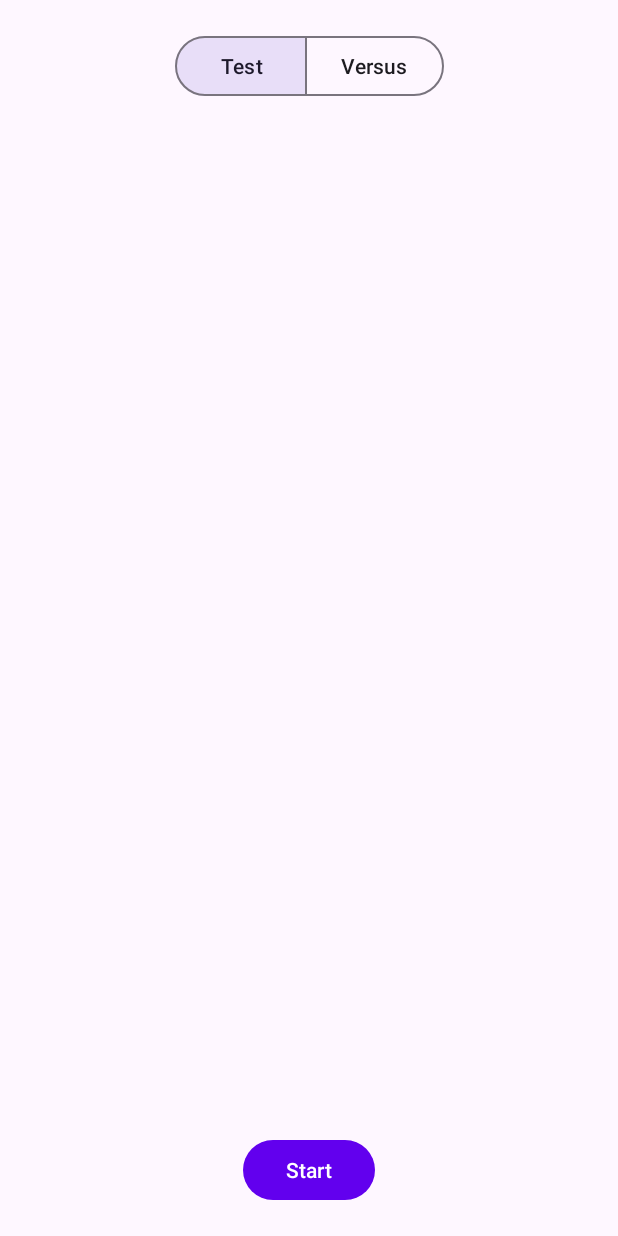
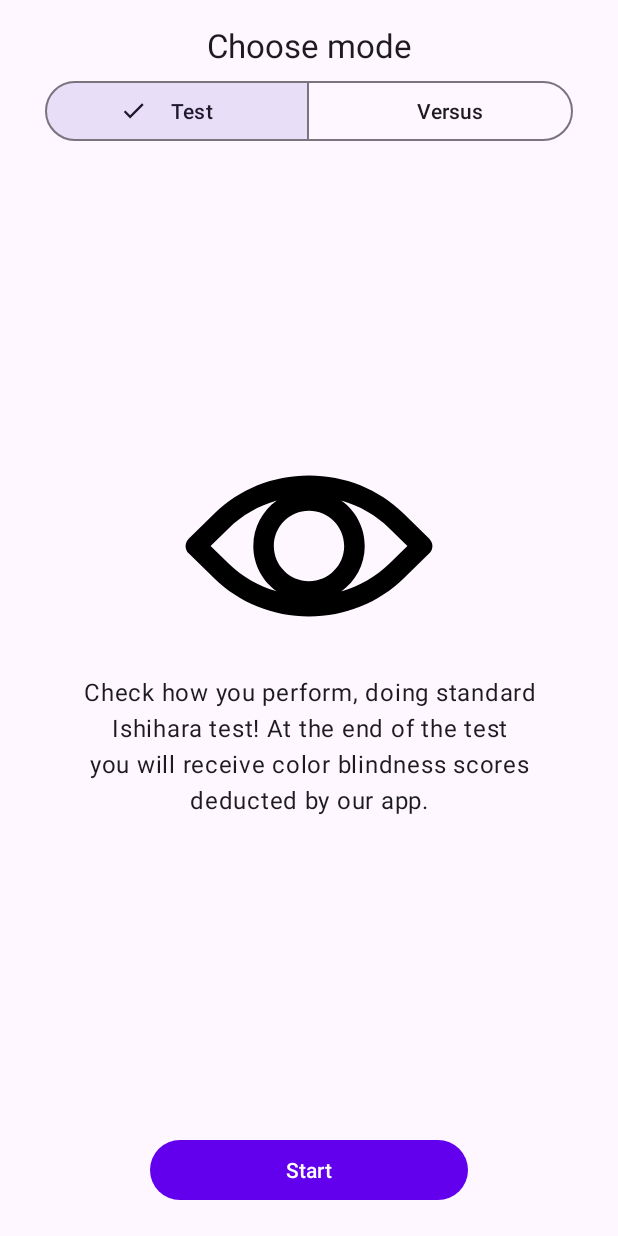
Before and after one commit to MagdalenaBator222/Ishihara_test, an Android app: the screen it shows after launch (MainActivity), on a phone screen of 412 x 824 dp. Run offline under Robolectric (Android 15) with nearby library versions, the phone set to English and light mode, and no system bars.

Commit message:
Full choose mode screen implementation

```diff
--- a/app/src/main/java/com/pl/agh/bator/ishihara_test/ChooseModeFragment.kt
+++ b/app/src/main/java/com/pl/agh/bator/ishihara_test/ChooseModeFragment.kt
@@ -33,7 +33,12 @@ class ChooseModeFragment : Fragment() {
 
     override fun onViewCreated(view: View, savedInstanceState: Bundle?) {
         super.onViewCreated(view, savedInstanceState)
-
+        binding.testOption.setOnClickListener {
+            changeDescription(false)
+        }
+        binding.versusOption.setOnClickListener {
+            changeDescription(true)
+        }
         binding.startGame.setOnClickListener {
             if(binding.selectMode.checkedButtonId == R.id.test_option) {
                 findNavController().navigate(R.id.action_chooseModeFragment_to_loopTestFragment)
@@ -47,4 +52,19 @@ class ChooseModeFragment : Fragment() {
         super.onDestroyView()
         _binding = null
     }
+
+    //TODO change to enums or smth or even ViewModel
+    //for now true = versus
+    fun changeDescription(state: Boolean) {
+        if(state)
+        {
+            _binding!!.descriptionImage.setImageResource(R.drawable.podium)
+            binding!!.descriptionText.setText(R.string.versus_description)
+        }
+        else
+        {
+            _binding!!.descriptionImage.setImageResource(R.drawable.eye)
+            _binding!!.descriptionText.setText(R.string.test_description)
+        }
+    }
 }
--- /dev/null
+++ b/app/src/main/res/drawable/checkmark.xml
@@ -0,0 +1,5 @@
+<vector android:height="24dp" android:tint="#000000"
+    android:viewportHeight="24" android:viewportWidth="24"
+    android:width="24dp" xmlns:android="http://schemas.android.com/apk/res/android">
+    <path android:fillColor="@android:color/white" android:pathData="M9,16.17L4.83,12l-1.42,1.41L9,19 21,7l-1.41,-1.41z"/>
+</vector>
--- /dev/null
+++ b/app/src/main/res/drawable/eye.xml
@@ -0,0 +1,9 @@
+<vector xmlns:android="http://schemas.android.com/apk/res/android"
+    android:width="800dp"
+    android:height="800dp"
+    android:viewportWidth="512"
+    android:viewportHeight="512">
+  <path
+      android:pathData="m494.8,241.4l-50.6,-49.4c-50.1,-48.9 -116.9,-75.8 -188.2,-75.8s-138.1,26.9 -188.2,75.8l-50.6,49.4c-11.3,12.3 -4.3,25.4 0,29.2l50.6,49.4c50.1,48.9 116.9,75.8 188.2,75.8s138.1,-26.9 188.2,-75.8l50.6,-49.4c4,-3.8 11.7,-16.4 0,-29.2zM256,325.8c-38.5,0 -69.8,-31.3 -69.8,-69.8 0,-38.5 31.3,-69.8 69.8,-69.8 38.5,0 69.8,31.3 69.8,69.8 0,38.5 -31.3,69.8 -69.8,69.8zM60.7,256l35.7,-34.8c27,-26.4 59.8,-45.2 95.7,-55.4 -28.2,20.1 -46.6,53 -46.6,90.1 0,37.1 18.4,70.1 46.6,90.1 -35.9,-10.2 -68.7,-29 -95.7,-55.3l-35.7,-34.7zM415.7,290.8c-27,26.3 -59.8,45.1 -95.7,55.3 28.2,-20.1 46.6,-53 46.6,-90.1 0,-37.2 -18.4,-70.1 -46.6,-90.1 35.9,10.2 68.7,29 95.7,55.4l35.6,34.8 -35.6,34.7z"
+      android:fillColor="#000000"/>
+</vector>
--- /dev/null
+++ b/app/src/main/res/drawable/mode_selector.xml
@@ -0,0 +1,5 @@
+<?xml version="1.0" encoding="utf-8"?>
+<selector xmlns:android="http://schemas.android.com/apk/res/android">
+    <item android:drawable="@drawable/checkmark" android:state_checked="true"/>
+    <item android:drawable="@android:color/transparent" android:state_checked="false"/>
+</selector>
--- /dev/null
+++ b/app/src/main/res/drawable/podium.xml
@@ -0,0 +1,18 @@
+<vector xmlns:android="http://schemas.android.com/apk/res/android"
+    android:width="800dp"
+    android:height="800dp"
+    android:viewportWidth="512"
+    android:viewportHeight="512">
+  <path
+      android:pathData="M511.92,266.26c-0.02,-0.58 -0.23,-1.13 -0.34,-1.71c-0.17,-0.83 -0.3,-1.66 -0.66,-2.41c-0.04,-0.09 -0.02,-0.19 -0.06,-0.28L489.52,219.2c-1.81,-3.58 -5.5,-5.87 -9.54,-5.87H362.67v-96c0,-0.17 -0.09,-0.3 -0.09,-0.45c-0.02,-0.43 -0.19,-0.83 -0.26,-1.26c-0.17,-1 -0.34,-1.96 -0.77,-2.86c-0.02,-0.06 -0.02,-0.13 -0.04,-0.19l-21.33,-42.67c-1.84,-3.63 -5.53,-5.91 -9.56,-5.91H181.29c-4.03,0 -7.72,2.28 -9.54,5.89l-21.33,42.67c-0.06,0.13 -0.04,0.28 -0.11,0.41c-0.21,0.47 -0.26,1 -0.41,1.49c-0.26,0.88 -0.51,1.75 -0.53,2.64c0,0.09 -0.04,0.15 -0.04,0.23V192H32c-4.03,0 -7.72,2.28 -9.54,5.89L1.13,240.55c-0.04,0.11 -0.04,0.21 -0.09,0.32c-0.3,0.66 -0.41,1.39 -0.58,2.11c-0.15,0.66 -0.38,1.3 -0.41,1.98c0,0.13 -0.06,0.23 -0.06,0.36v192C0,443.22 4.78,448 10.67,448h490.67c5.89,0 10.67,-4.78 10.67,-10.67V266.67C512,266.52 511.92,266.39 511.92,266.26zM362.67,234.67h110.72L484.05,256H362.67V234.67zM187.9,85.33h136.15l10.67,21.33H177.24L187.9,85.33zM38.59,213.33h110.74v21.33H27.92L38.59,213.33zM490.67,426.67H21.33V256H160c5.89,0 10.67,-4.78 10.67,-10.67V128h170.67v95.89c0,0.04 -0.02,0.06 -0.02,0.11s0.02,0.06 0.02,0.09v42.58c0,5.89 4.78,10.67 10.67,10.67h138.67V426.67z"
+      android:fillColor="#000000"/>
+  <path
+      android:pathData="M270.76,171.46c-3.99,-1.66 -8.58,-0.77 -11.63,2.3l-21.33,21.33c-4.16,4.16 -4.16,10.92 0,15.08c4.16,4.16 10.92,4.16 15.08,0l3.12,-3.12V288c0,5.89 4.78,10.67 10.67,10.67s10.67,-4.78 10.69,-10.67V181.33C277.36,177 274.75,173.12 270.76,171.46z"
+      android:fillColor="#000000"/>
+  <path
+      android:pathData="M426.67,384c-5.89,0 -10.67,-4.8 -10.67,-10.67c0,-5.89 -4.78,-10.67 -10.67,-10.67c-5.89,0 -10.67,4.78 -10.67,10.67c0,17.64 14.36,32 32,32s32,-14.36 32,-32c0,-8.19 -3.09,-15.66 -8.17,-21.33c5.08,-5.68 8.17,-13.14 8.17,-21.33c0,-17.64 -14.36,-32 -32,-32s-32,14.36 -32,32c0,5.89 4.78,10.67 10.67,10.67c5.89,0 10.67,-4.78 10.67,-10.67C416,324.8 420.78,320 426.67,320s10.67,4.8 10.67,10.67c0,5.87 -4.78,10.67 -10.67,10.67S416,346.11 416,352c0,5.89 4.78,10.67 10.67,10.67s10.67,4.8 10.67,10.67C437.33,379.18 432.55,384 426.67,384z"
+      android:fillColor="#000000"/>
+  <path
+      android:pathData="M117.33,309.29c0,-17.64 -14.36,-32 -32,-32c-17.64,0 -32,14.36 -32,32c0,5.89 4.78,10.67 10.67,10.67s10.67,-4.78 10.67,-10.67c0,-5.87 4.78,-10.67 10.67,-10.67S96,303.42 96,309.29c0,10.9 -4.27,21.16 -11.97,28.89L56.45,365.76c-3.05,3.05 -3.97,7.64 -2.3,11.63C55.79,381.4 59.69,384 64,384h42.67c5.89,0 10.67,-4.8 10.67,-10.69c0,-5.89 -4.78,-10.67 -10.67,-10.67H89.75l9.36,-9.36C110.87,341.5 117.33,325.89 117.33,309.29z"
+      android:fillColor="#000000"/>
+</vector>
--- a/app/src/main/res/layout/fragment_choose_mode.xml
+++ b/app/src/main/res/layout/fragment_choose_mode.xml
@@ -6,38 +6,90 @@
     android:layout_height="match_parent"
     tools:context=".ChooseModeFragment">
 
-    <com.google.android.material.button.MaterialButtonToggleGroup
-        android:id="@+id/select_mode"
+    <TextView
+        android:id="@+id/choose_description"
         android:layout_width="wrap_content"
         android:layout_height="wrap_content"
-        android:layout_marginTop="20dp"
         app:layout_constraintEnd_toEndOf="parent"
         app:layout_constraintStart_toStartOf="parent"
         app:layout_constraintTop_toTopOf="parent"
+        android:layout_marginTop="15dp"
+        android:text="@string/choose_mode"
+        android:textAppearance="@style/TextAppearance.Material3.TitleLarge"/>
+    <com.google.android.material.button.MaterialButtonToggleGroup
+        android:id="@+id/select_mode"
+        android:layout_width="match_parent"
+        android:layout_height="wrap_content"
+        android:layout_marginTop="5dp"
+        android:layout_marginStart="30dp"
+        android:layout_marginEnd="30dp"
+        app:layout_constraintEnd_toEndOf="parent"
+        app:layout_constraintStart_toStartOf="parent"
+        app:layout_constraintTop_toBottomOf="@id/choose_description"
         app:singleSelection="true"
         app:selectionRequired="true"
-        app:checkedButton="@id/test_option">
+        app:checkedButton="@id/test_option"
+        >
         <Button
             android:id="@+id/test_option"
             style="?attr/materialButtonOutlinedStyle"
-            android:layout_width="wrap_content"
+            android:layout_width="match_parent"
             android:layout_height="wrap_content"
-            android:text="@string/test" />
+            android:text="@string/test"
+            android:layout_weight="1"
+            app:icon="@drawable/mode_selector"
+            app:iconPadding="-25dp"
+            android:paddingStart="50dp"/>
         <Button
             android:id="@+id/versus_option"
             style="?attr/materialButtonOutlinedStyle"
+            android:layout_width="match_parent"
+            android:layout_height="wrap_content"
+            android:text="@string/versus"
+            android:layout_weight="1"
+            app:icon="@drawable/mode_selector"
+            app:iconPadding="-20dp"
+            android:paddingStart="40dp"/>
+    </com.google.android.material.button.MaterialButtonToggleGroup>
+
+    <LinearLayout
+        android:layout_width="wrap_content"
+        android:layout_height="wrap_content"
+        android:orientation="vertical"
+        app:layout_constraintBottom_toBottomOf="parent"
+        app:layout_constraintEnd_toEndOf="parent"
+        app:layout_constraintHorizontal_bias="0.0"
+        app:layout_constraintStart_toStartOf="parent"
+        app:layout_constraintTop_toTopOf="parent"
+        app:layout_constraintVertical_bias="0.498">
+
+        <ImageView
+            android:id="@+id/description_image"
+            android:layout_width="match_parent"
+            android:layout_height="172dp"
+            android:src="@drawable/eye" />
+
+        <TextView
+            android:id="@+id/description_text"
             android:layout_width="wrap_content"
             android:layout_height="wrap_content"
-            android:text="@string/versus" />
-    </com.google.android.material.button.MaterialButtonToggleGroup>
+            android:layout_marginStart="50dp"
+            android:layout_marginEnd="50dp"
+            android:gravity="center"
+            android:text="@string/test_description"
+            android:textAppearance="@style/TextAppearance.Material3.BodyLarge" />
+    </LinearLayout>
+
     <Button
         android:id="@+id/start_game"
-        android:layout_width="wrap_content"
+        android:layout_width="match_parent"
         android:layout_height="wrap_content"
         app:layout_constraintBottom_toBottomOf="parent"
         app:layout_constraintLeft_toLeftOf="parent"
         app:layout_constraintRight_toRightOf="parent"
         android:layout_marginBottom="20dp"
+        android:layout_marginStart="100dp"
+        android:layout_marginEnd="100dp"
         android:text="@string/start" />
 
 </androidx.constraintlayout.widget.ConstraintLayout>
--- a/app/src/main/res/values/strings.xml
+++ b/app/src/main/res/values/strings.xml
@@ -5,4 +5,7 @@
     <string name="versus">Versus</string>
     <string name="return_button">Return</string>
     <string name="submit">Submit</string>
+    <string name="choose_mode">Choose mode</string>
+    <string name="test_description">Check how you perform, doing standard Ishihara test! At the end of the test you will receive color blindness scores deducted by our app.</string>
+    <string name="versus_description">Challenge your friends in this Ishihara solving test trial. Best scores achieved will be ranked on leaderboard!</string>
 </resources>
```
